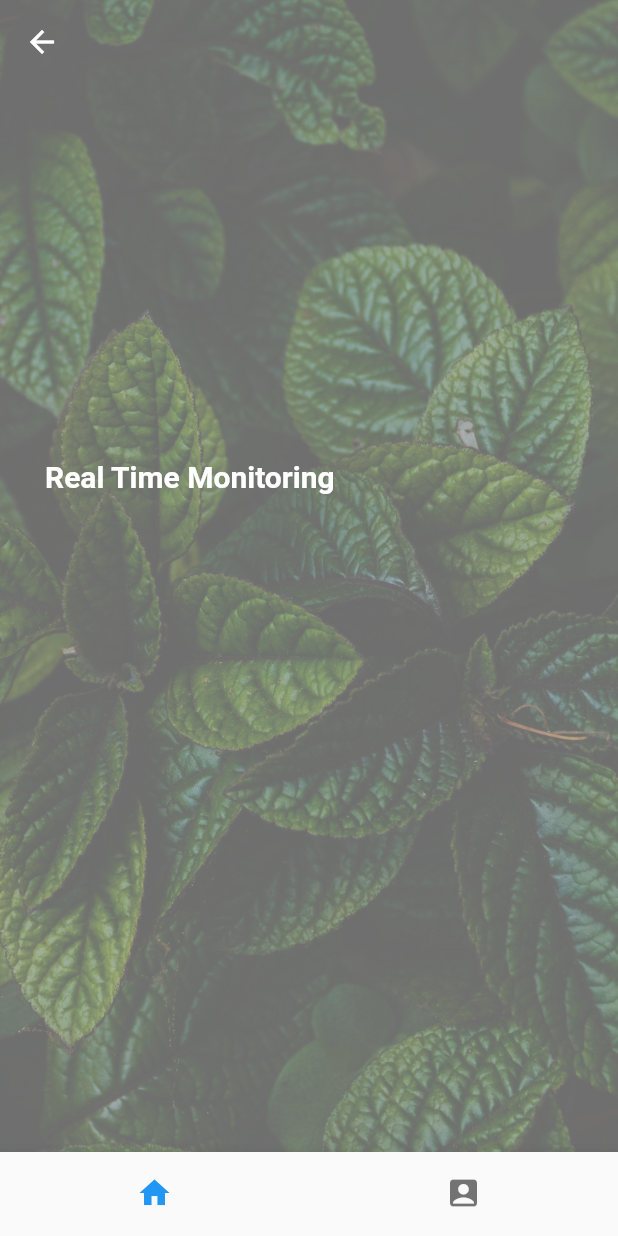
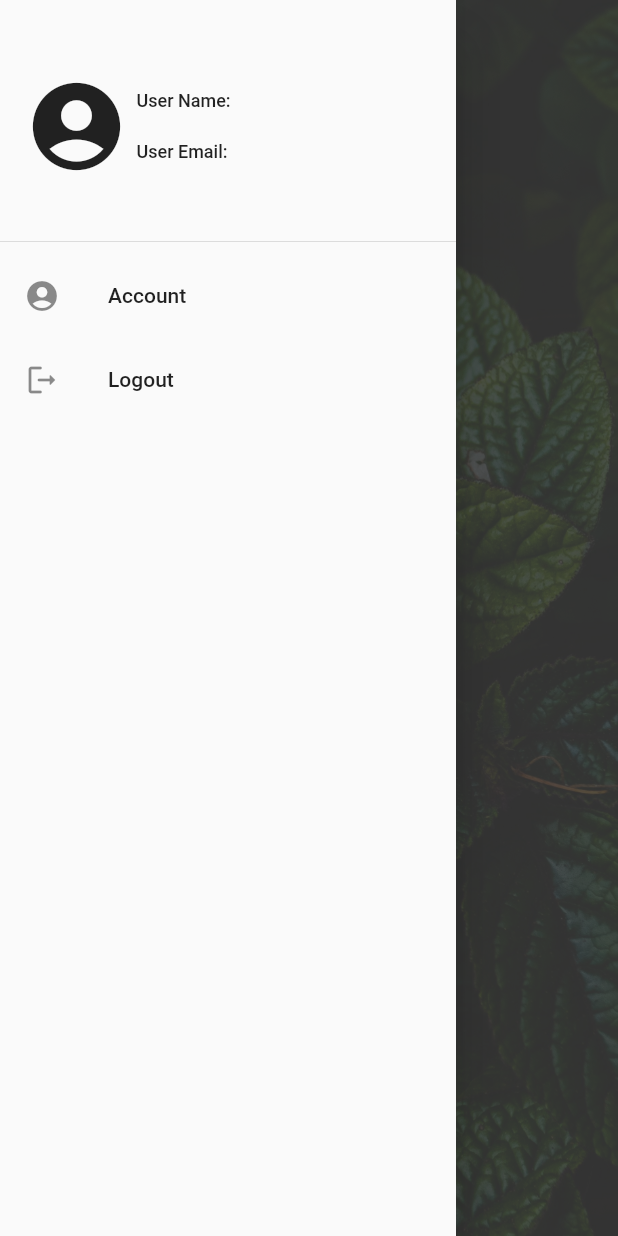
Before and after one commit to Gadi0905/ngtszhim_vt6001cem_project, a Flutter app: the IndexScreen screen opened by its route, with the side drawer open (before the commit the screen has no drawer), on a phone screen of 412 x 824 dp. Run offline on Flutter 3.47's test engine with Material 2 defaults, Android fonts, the phone set to English and light mode, and no system bars; drawn by our look-alikes of firebase_database; our stand-ins replace cloud_firestore, firebase_auth, firebase_core, syncfusion_flutter_charts, top_snackbar_flutter; accounts and stored records are empty.

Commit message:
UI changed

```diff
--- a/lib/src/screens/logged_in_screens/home_screen/humidity_screen/humidity_screen.dart
+++ b/lib/src/screens/logged_in_screens/home_screen/humidity_screen/humidity_screen.dart
@@ -104,7 +104,7 @@ class _HumidityScreenState extends State<HumidityScreen> {
     return Row(
       children: const [
         Text(
-          'Humidity Chart',
+          'Daily Humidity Chart',
           style: TextStyle(
             color: Colors.white,
             fontSize: 20,
--- a/lib/src/screens/logged_in_screens/home_screen/temperature_screen/temperature_screen.dart
+++ b/lib/src/screens/logged_in_screens/home_screen/temperature_screen/temperature_screen.dart
@@ -104,7 +104,7 @@ class _TemperatureScreenState extends State<TemperatureScreen> {
     return Row(
       children: const [
         Text(
-          'Temperature Chart',
+          'Daily Temperature Chart',
           style: TextStyle(
             color: Colors.white,
             fontSize: 20,
--- a/lib/src/screens/logged_in_screens/index_screen.dart
+++ b/lib/src/screens/logged_in_screens/index_screen.dart
@@ -1,7 +1,12 @@
+import 'package:firebase_auth/firebase_auth.dart';
 import 'package:flutter/material.dart';
+import 'package:ngtszhim_vt6001cem_project/src/helpers/firebase_helper/model_helper/user_model/user_model.dart';
+import 'package:ngtszhim_vt6001cem_project/src/helpers/firebase_helper/services_helper/user_services/user_services.dart';
+import 'package:ngtszhim_vt6001cem_project/src/helpers/routes_helper/routes_helper.dart';
 import 'package:ngtszhim_vt6001cem_project/src/helpers/widgets_helper/appbar_widget/default_appbar_widget.dart';
 import 'package:ngtszhim_vt6001cem_project/src/helpers/widgets_helper/asset_image_widget/asset_image_widget.dart';
 import 'package:ngtszhim_vt6001cem_project/src/helpers/widgets_helper/background_widget/default_background_widget.dart';
+import 'package:ngtszhim_vt6001cem_project/src/helpers/widgets_helper/loading_widget/loading_widget.dart';
 import 'package:ngtszhim_vt6001cem_project/src/screens/logged_in_screens/account_screen/account_screen.dart';
 import 'package:ngtszhim_vt6001cem_project/src/screens/logged_in_screens/home_screen/home_screen.dart';
 
@@ -13,26 +18,89 @@ class IndexScreen extends StatefulWidget {
 }
 
 class _IndexScreenState extends State<IndexScreen> {
-  int _selectedIndex = 0;
+  String errorMessage = '';
+  String currentUserID = FirebaseAuth.instance.currentUser!.uid.toString();
+  late UserModel userModel;
+
+  final int _selectedIndex = 0;
   static const List<Widget> _widgetOptions = <Widget>[
     HomeScreen(),
     AccountScreen(),
   ];
 
-  void _onItemTapped(int index) {
-    setState(() {
-      _selectedIndex = index;
-    });
-  }
+  // void _onItemTapped(int index) {
+  //   setState(() {
+  //     _selectedIndex = index;
+  //   });
+  // }
 
   @override
   Widget build(BuildContext context) {
+    return FutureBuilder(
+      future: UserServices.getUser(uid: currentUserID),
+      builder: (BuildContext context, AsyncSnapshot<dynamic> snapshot) {
+        if (snapshot.hasError) {
+          errorMessage = snapshot.error.toString();
+          return ErrorWidget(errorMessage);
+        }
+        if (snapshot.connectionState != ConnectionState.done ||
+            !snapshot.hasData) {
+          return const Loading();
+        }
+        userModel = snapshot.data!;
         return Scaffold(
           resizeToAvoidBottomInset: false,
           extendBodyBehindAppBar: true,
           appBar: DefaultAppBarWidget.basicColor(),
           body: _buildBody(context),
-      bottomNavigationBar: _buildBottomNavigationBar(),
+          drawer: _buildDrawer(context),
+          // bottomNavigationBar: _buildBottomNavigationBar(),
+        );
+      },
+    );
+  }
+
+  Widget _buildDrawer(BuildContext context) {
+    return Drawer(
+      child: ListView(
+        padding: EdgeInsets.zero,
+        children: [
+          DrawerHeader(
+            child: Center(
+              child: Row(
+                children: [
+                  const Icon(Icons.account_circle_rounded, size: 70),
+                  const SizedBox(width: 5),
+                  Column(
+                    crossAxisAlignment: CrossAxisAlignment.start,
+                    children: [
+                      const Spacer(),
+                      Text('User Name: ${userModel.userName}', style: const TextStyle(fontSize: 12)),
+                      const SizedBox(height: 20),
+                      Text('User Email: ${userModel.userEmail}', style: const TextStyle(fontSize: 12)),
+                      const Spacer(),
+                    ],
+                  ),
+                ],
+              ),
+            ),
+          ),
+          ListTile(
+            leading: const Icon(Icons.account_circle_rounded),
+            title: const Text('Account'),
+            onTap: () {
+              RoutesHelper.pushScreen(context, const AccountScreen());
+            },
+          ),
+          ListTile(
+            leading: const Icon(Icons.logout_rounded),
+            title: const Text('Logout'),
+            onTap: () {
+              logout();
+            },
+          ),
+        ],
+      ),
     );
   }
 
@@ -67,23 +135,36 @@ class _IndexScreenState extends State<IndexScreen> {
     );
   }
 
-  Widget _buildBottomNavigationBar() {
-    return BottomNavigationBar(
-      showSelectedLabels: false,
-      showUnselectedLabels: false,
-      items: const <BottomNavigationBarItem>[
-        BottomNavigationBarItem(
-          icon: Icon(Icons.home),
-          label: '',
-        ),
-        BottomNavigationBarItem(
-          icon: Icon(Icons.account_box),
-          label: '',
-        ),
-      ],
-      currentIndex: _selectedIndex,
-      selectedItemColor: Colors.blue,
-      onTap: _onItemTapped,
+  Future logout() async {
+    try {
+      await FirebaseAuth.instance.signOut();
+      RoutesHelper.goToWelcome(context);
+      errorMessage = '';
+    } on FirebaseAuthException catch (error) {
+      errorMessage = error.message!;
+      ScaffoldMessenger.of(context).showSnackBar(
+        SnackBar(content: Text(errorMessage)),
       );
     }
   }
+
+// Widget _buildBottomNavigationBar() {
+//   return BottomNavigationBar(
+//     showSelectedLabels: false,
+//     showUnselectedLabels: false,
+//     items: const <BottomNavigationBarItem>[
+//       BottomNavigationBarItem(
+//         icon: Icon(Icons.home),
+//         label: '',
+//       ),
+//       BottomNavigationBarItem(
+//         icon: Icon(Icons.account_box),
+//         label: '',
+//       ),
+//     ],
+//     currentIndex: _selectedIndex,
+//     selectedItemColor: Colors.blue,
+//     onTap: _onItemTapped,
+//   );
+// }
+}
```
Also changed, not shown: lib/src/screens/logged_in_screens/account_screen/account_screen.dart (+13 -4 lines). Lines whose indentation alone changed are shown as unchanged.
